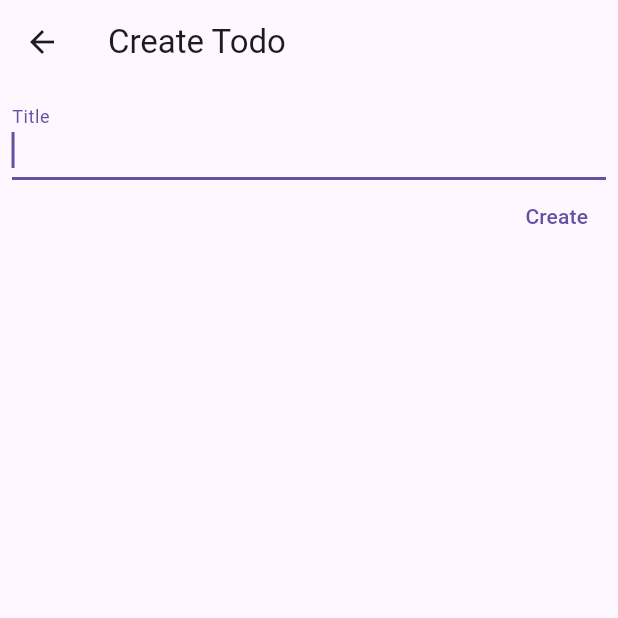
After one commit to exaby73/flutter_todo_no_deps, a Flutter app: the screen it shows after launch, after a tap on the "add" icon, on a phone screen of 412 x 824 dp, the top half of it. The commit adds this screen. Run offline on Flutter 3.47's test engine with Material 3 defaults, Android fonts, the phone set to English and light mode, and no system bars.

Commit message:
feat: Reusable create and edit page

```diff
--- a/lib/main.dart
+++ b/lib/main.dart
@@ -1,5 +1,6 @@
 import 'package:flutter/material.dart';
 import 'package:todo_no_deps/pages/create_todo.dart';
+import 'package:todo_no_deps/pages/edit_todo.dart';
 import 'package:todo_no_deps/pages/home_page.dart';
 
 void main() {
@@ -12,10 +13,52 @@ class MainApp extends StatelessWidget {
   @override
   Widget build(BuildContext context) {
     return MaterialApp(
-      routes: {
-        '/': (context) => const HomePage(),
-        '/create': (context) => const CreateTodoPage(),
+      onGenerateRoute: (settings) {
+        final path = settings.name;
+        if (path == null) {
+          throw StateError('No path provided');
+        }
+
+        return MaterialPageRoute(
+          builder: (context) {
+            final args = settings.arguments;
+            return switch (path) {
+              '/' => const HomePage(),
+              '/create' => const CreateTodoPage(),
+              '/edit' => EditTodoPage(initial: args as String),
+              _ => Scaffold(
+                  body: Center(
+                    child: Column(
+                      children: [
+                        Text('No route defined for $path'),
+                        const SizedBox(height: 16),
+                        ElevatedButton(
+                          onPressed: () =>
+                              Navigator.of(context).pushNamedAndRemoveUntil(
+                            '/',
+                            (_) => false,
+                          ),
+                          child: const Text('Go back'),
+                        ),
+                      ],
+                    ),
+                  ),
+                )
+            };
+          },
+        );
       },
+      // routes: {
+      //   '/': (context) => const HomePage(),
+      //   '/create': (context) => const CreateTodoPage(),
+      //   '/edit': (context) {
+      //     final initial = ModalRoute.of(context)?.settings.arguments as String?;
+      //     if (initial == null) {
+      //       throw StateError('No initial value provided');
+      //     }
+      //     return EditTodoPage(initial: initial);
+      //   },
+      // },
     );
   }
 }
--- /dev/null
+++ b/lib/widgets/create_or_edit_form.dart
@@ -0,0 +1,42 @@
+import 'package:flutter/material.dart';
+
+class CreateOrEditPage extends StatelessWidget {
+  const CreateOrEditPage({
+    super.key,
+    required this.controller,
+    this.isEdit = false,
+  });
+
+  final TextEditingController controller;
+  final bool isEdit;
+
+  @override
+  Widget build(BuildContext context) {
+    final displayText = isEdit ? 'Edit' : 'Create';
+    return Scaffold(
+      appBar: AppBar(title: Text('$displayText Todo')),
+      body: Padding(
+        padding: const EdgeInsets.all(8.0),
+        child: Column(
+          crossAxisAlignment: CrossAxisAlignment.end,
+          children: [
+            TextFormField(
+              controller: controller,
+              autofocus: true,
+              decoration: const InputDecoration(labelText: 'Title'),
+              onFieldSubmitted: (_) => _popWithText(context),
+            ),
+            TextButton(
+              onPressed: () => _popWithText(context),
+              child: Text(displayText),
+            ),
+          ],
+        ),
+      ),
+    );
+  }
+
+  void _popWithText(BuildContext context) {
+    Navigator.of(context).pop(controller.text);
+  }
+}
```
Also changed, not shown: lib/pages/create_todo.dart (+2 -25 lines), lib/pages/edit_todo.dart (added, +35 -0 lines), lib/pages/home_page.dart (+23 -6 lines).
